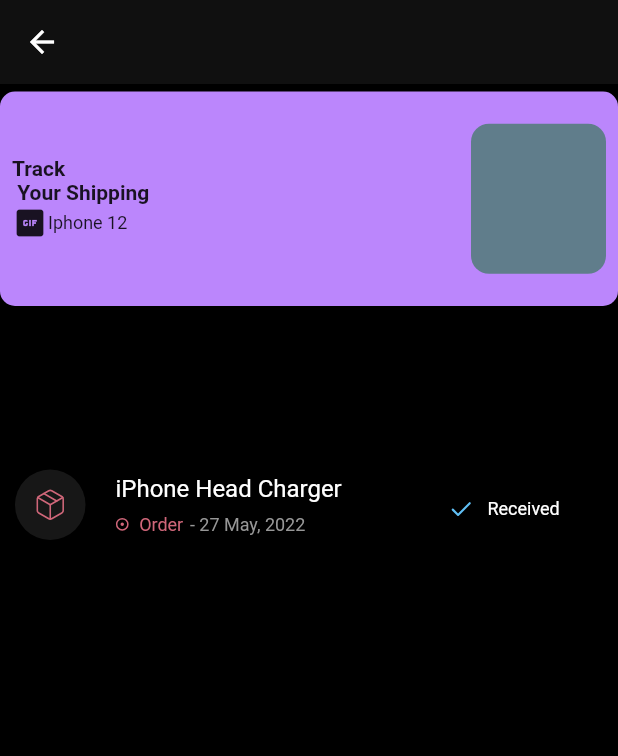
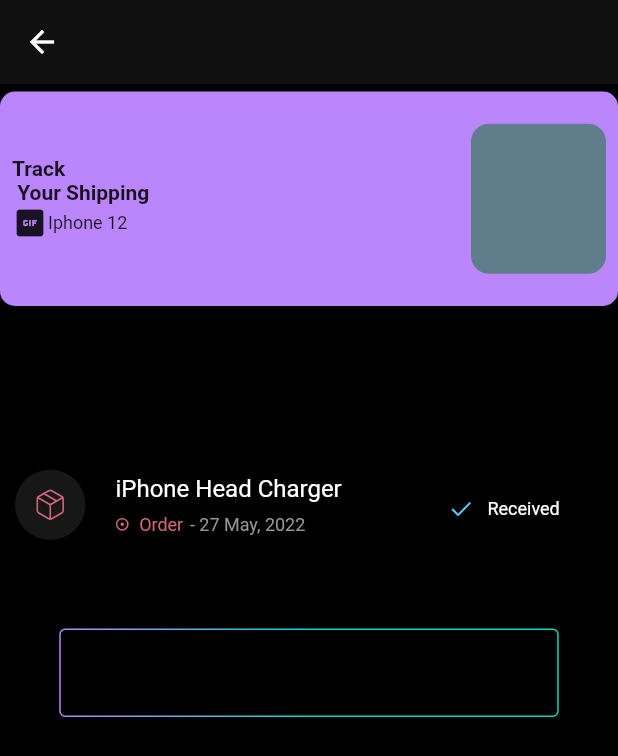
Before and after one commit to antrollingsid/a2b, a Flutter app: the LoginPage screen opened by its route, after a tap on "Login", on a phone screen of 412 x 824 dp. Shown: the top 756 px of the screen. Run offline on Flutter 3.47's test engine with Material 2 defaults, Android fonts, the light colour scheme and no system bars; our stand-ins replace flutter_svg, get, gradient_borders; Roboto replaces fonts that are missing (SF Pro Display).

Commit message:
few adjustment for dashboard

```diff
--- a/lib/Components/widgets/custom_textfield.dart
+++ b/lib/Components/widgets/custom_textfield.dart
@@ -20,7 +20,7 @@
   @override
   Widget build(BuildContext context) {
     return Padding(
-      padding: const EdgeInsets.all(Dimensions.dimen_8),
+      padding: const EdgeInsets.only(top: 10),
       child: Column(
         mainAxisAlignment: MainAxisAlignment.start,
         children: [
@@ -37,8 +37,11 @@
               ),
             ),
           ),
-          const SizedBox(height: Dimensions.dimen_5),
-          TextField(
+          const SizedBox(height: 5),
+          SizedBox(
+            height: 67,
+            width: 333,
+            child: TextField(
               obscureText: widget.isPassword,
               style: const TextStyle(color: Colors.white54),
               decoration: InputDecoration(
@@ -50,6 +53,7 @@
                 focusedBorder: myfocusborder(), //focused border
                 // set more border style like disabledBorder
                 hintText: widget.hintText,
+              ),
             ),
           ),
         ],
@@ -65,7 +69,7 @@
     borderRadius: BorderRadius.circular(Dimensions.borderRadius10),
     borderSide: const BorderSide(
       color: Colors.white60,
-      width: 2,
+      width: 1,
     ),
   );
 }
@@ -75,7 +79,7 @@
     borderRadius: BorderRadius.circular(Dimensions.borderRadius10),
     borderSide: const BorderSide(
       color: Colors.white,
-      width: 2,
+      width: 1,
     ),
   );
 }
--- a/lib/Components/widgets/custom_textfield_gradiant.dart
+++ b/lib/Components/widgets/custom_textfield_gradiant.dart
@@ -24,15 +24,13 @@
 class _GradiantTextfieldState extends State<GradiantTextfield> {
   @override
   Widget build(BuildContext context) {
-    return Padding(
-      padding: const EdgeInsets.all(8.0),
-      child: Column(
+    return Column(
       mainAxisAlignment: MainAxisAlignment.start,
       children: [
         Align(
           alignment: Alignment.centerLeft,
           child: Padding(
-              padding: const EdgeInsets.fromLTRB(10, 0, 0, 0),
+            padding: const EdgeInsets.fromLTRB(8, 0, 0, 0),
             child: Text(
               widget.titleText,
               textAlign: TextAlign.left,
@@ -42,11 +40,16 @@
             ),
           ),
         ),
-          const SizedBox(height: 5),
-          TextField(
+        const SizedBox(height: 15),
+        Container(
+          // color: AppColors.buttonYellow,
+          child: SizedBox(
+            height: 67,
+            width: 333,
+            child: TextField(
               obscureText: widget.isPassword,
               decoration: InputDecoration(
-              contentPadding: const EdgeInsets.all(Dimensions.dimen_10),
+                contentPadding: const EdgeInsets.all(Dimensions.dimen_8),
                 hintText: widget.hintText, // pass the hint text parameter here
                 hintStyle: TextStyle(
                   fontFamily: AppFonts.mainFont,
@@ -54,33 +57,35 @@
                   fontWeight: FontWeight.w400,
                   color: AppColors.onBackgroundDark,
                 ),
+
                 border: GradientOutlineInputBorder(
-                  gradient: LinearGradient(
+                    gradient: const LinearGradient(
                         colors: [AppColors.primaryDark, AppColors.secondary],
-                      begin: const FractionalOffset(0.0, 0.0),
-                      end: const FractionalOffset(0.5, 0.0),
-                      stops: const [0.0, 1.0],
+                        begin: FractionalOffset(0.0, 0.0),
+                        end: FractionalOffset(0.5, 0.0),
+                        stops: [0.0, 1.0],
                         tileMode: TileMode.clamp),
                     width: 1,
                     borderRadius: BorderRadius.circular(Dimensions.dimen_10)),
 
                 focusedBorder: GradientOutlineInputBorder(
-                  gradient: LinearGradient(
+                    gradient: const LinearGradient(
                         colors: [
                           AppColors.secondary,
                           AppColors.primaryDark,
                         ],
-                      begin: const FractionalOffset(0.0, 0.0),
-                      end: const FractionalOffset(0.5, 0.0),
-                      stops: const [0.0, 1.0],
+                        begin: FractionalOffset(0.0, 0.0),
+                        end: FractionalOffset(0.5, 0.0),
+                        stops: [0.0, 1.0],
                         tileMode: TileMode.clamp),
                     width: 1,
                     borderRadius: BorderRadius.circular(Dimensions.dimen_10)),
               ),
               style: const TextStyle(color: Color.fromARGB(255, 181, 181, 181)),
             ),
+          ),
+        ),
       ],
-      ),
     );
   }
 }
--- a/lib/User/screens/dashboard.dart
+++ b/lib/User/screens/dashboard.dart
@@ -2,6 +2,7 @@
 import 'package:a2b/allConstants/svg.dart';
 import 'package:flutter/material.dart';
 import 'package:flutter_svg/svg.dart';
+import 'package:gradient_borders/input_borders/gradient_outline_input_border.dart';
 
 import '../../Components/widgets/custom_textfield_gradiant.dart';
 import '../../Components/widgets/offer_detail.dart';
@@ -23,6 +24,25 @@
         children: const [
           CustomShip(),
           OrderHistoryActivity(),
+          SizedBox(
+            height: 67,
+            width: 333,
+            child: TextField(
+              decoration: InputDecoration(
+                hintText: 'Search',
+                border: GradientOutlineInputBorder(
+                  gradient: const LinearGradient(
+                      colors: [AppColors.primaryDark, AppColors.secondary],
+                      begin: FractionalOffset(0.0, 0.0),
+                      end: FractionalOffset(0.5, 0.0),
+                      stops: [0.0, 1.0],
+                      tileMode: TileMode.clamp),
+                  width: 1,
+                  // borderRadius: BorderRadius.circular(Dimensions.dimen_10),
+                ),
+              ),
+            ),
+          )
         ],
       ),
     );
```
Lines whose indentation alone changed are shown as unchanged.
